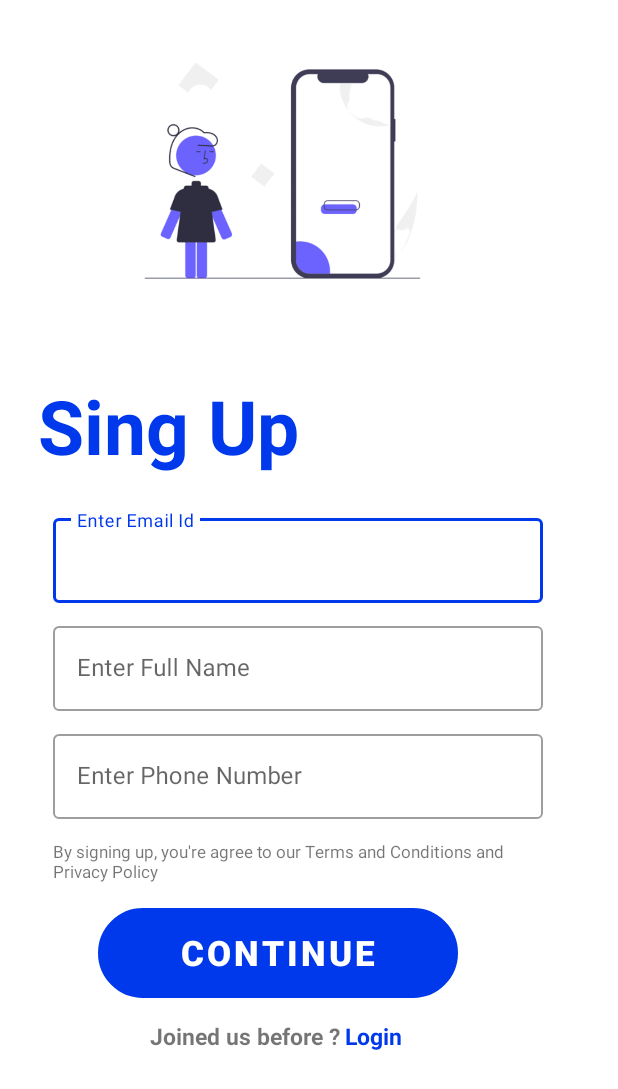
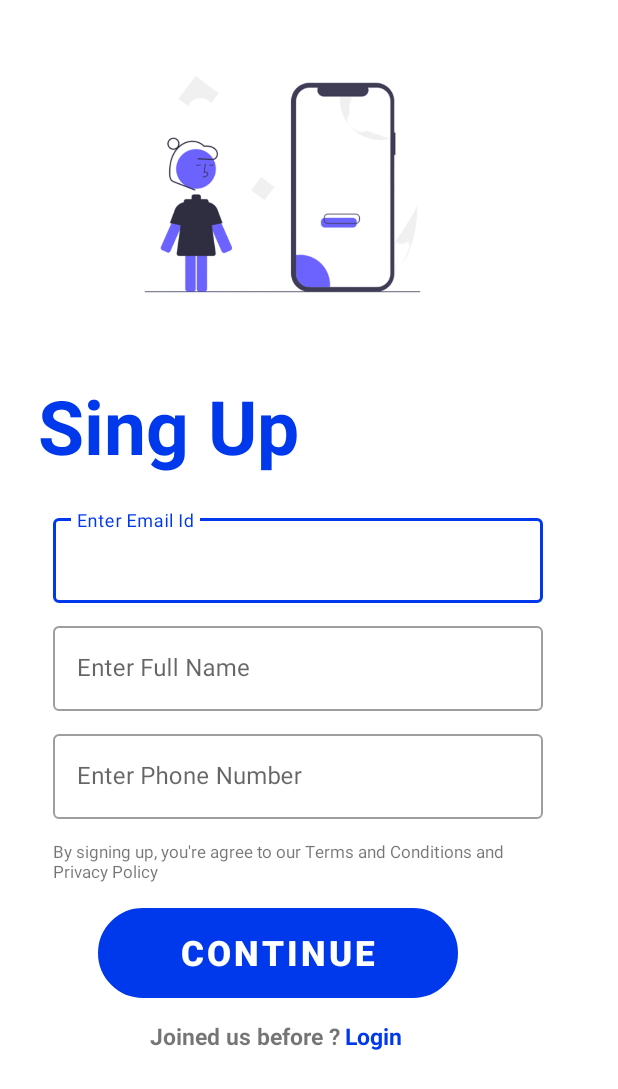
Before and after one commit to Dibendu-G/MediFit, an Android app: the screen it shows after launch (SingUp), on a phone screen of 412 x 824 dp. Shown: the top 1089 px of the screen. Run offline under Robolectric (Android 15) with nearby library versions, the phone set to English and light mode, and no system bars.

Commit message:
SingUp page

```diff
--- a/app/src/main/res/layout/activity_sing_up.xml
+++ b/app/src/main/res/layout/activity_sing_up.xml
@@ -9,7 +9,8 @@
 
     <ImageView
         android:layout_width="246dp"
-        android:layout_height="227dp"
+        android:layout_marginTop="10dp"
+        android:layout_height="225dp"
         android:layout_marginLeft="65dp"
         android:src="@drawable/singupimage">
 
```
